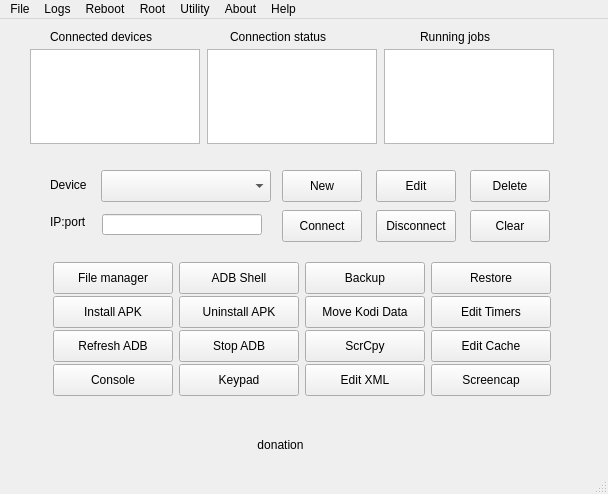
The window that mainwindow.ui (Eliminater74/adblink) describes before a commit, drawn with Qt 5.
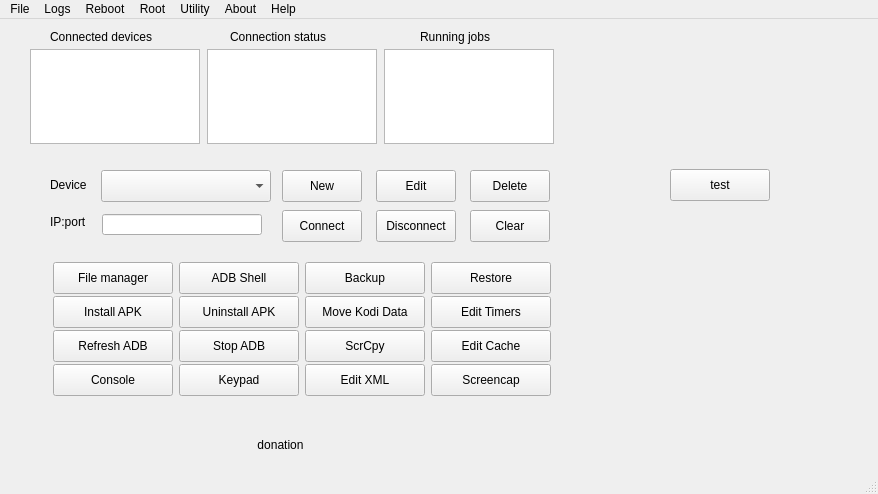
The same window after the commit.

```diff
--- a/mainwindow.ui
+++ b/mainwindow.ui
@@ -6,7 +6,7 @@
    <rect>
     <x>0</x>
     <y>0</y>
-    <width>608</width>
+    <width>878</width>
     <height>494</height>
    </rect>
   </property>
@@ -924,6 +924,19 @@
      </item>
     </layout>
    </widget>
+   <widget class="QPushButton" name="test">
+    <property name="geometry">
+     <rect>
+      <x>670</x>
+      <y>150</y>
+      <width>100</width>
+      <height>32</height>
+     </rect>
+    </property>
+    <property name="text">
+     <string>test</string>
+    </property>
+   </widget>
   </widget>
   <widget class="QStatusBar" name="statusBar"/>
   <widget class="QMenuBar" name="menuBar">
@@ -931,7 +944,7 @@
     <rect>
      <x>0</x>
      <y>0</y>
-     <width>608</width>
+     <width>878</width>
      <height>24</height>
     </rect>
    </property>
```
